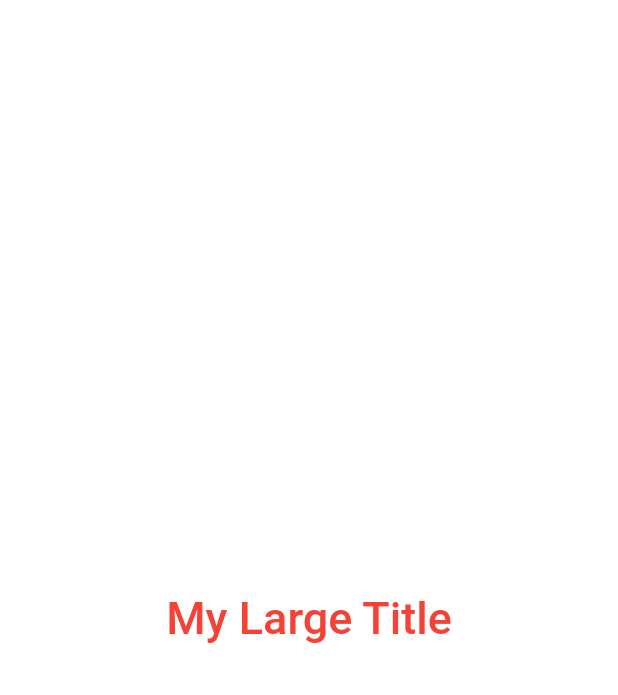
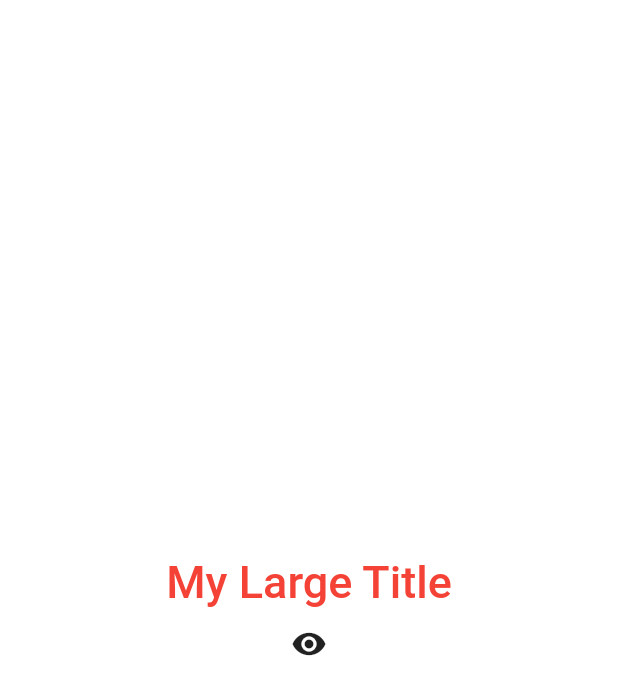
Before and after one commit to guraband/practice-flutter-for-beginners, a Flutter app: the screen it shows after launch, on a phone screen of 412 x 824 dp. Shown: the top 695 px of the screen. Run offline on Flutter 3.47's test engine with Material 2 defaults, Android fonts, the phone set to English and light mode, and no system bars.

```diff
--- a/lib/main.dart
+++ b/lib/main.dart
@@ -12,6 +12,14 @@ class MyWidget extends StatefulWidget {
 }
 
 class _MyWidgetState extends State<MyWidget> {
+  bool showTitle = true;
+
+  void toggleButton() {
+    setState(() {
+      showTitle = !showTitle;
+    });
+  }
+
   @override
   Widget build(BuildContext context) {
     return MaterialApp(
@@ -28,8 +36,14 @@ class _MyWidgetState extends State<MyWidget> {
         body: Center(
           child: Column(
             mainAxisAlignment: MainAxisAlignment.center,
-            children: const [
-              MyLargeTitle(),
+            children: [
+              showTitle ? const MyLargeTitle() : const Text("nothing"),
+              IconButton(
+                onPressed: toggleButton,
+                icon: showTitle
+                    ? const Icon(Icons.remove_red_eye)
+                    : const Icon(Icons.remove_red_eye_outlined),
+              )
             ],
           ),
         ),
@@ -38,13 +52,31 @@ class _MyWidgetState extends State<MyWidget> {
   }
 }
 
-class MyLargeTitle extends StatelessWidget {
+class MyLargeTitle extends StatefulWidget {
   const MyLargeTitle({
     super.key,
   });
 
   @override
+  State<MyLargeTitle> createState() => _MyLargeTitleState();
+}
+
+class _MyLargeTitleState extends State<MyLargeTitle> {
+  @override
+  void initState() {
+    print("initState");
+    super.initState();
+  }
+
+  @override
+  void dispose() {
+    print("dispose");
+    super.dispose();
+  }
+
+  @override
   Widget build(BuildContext context) {
+    print("build");
     return Text(
       "My Large Title",
       style: Theme.of(context).textTheme.titleLarge,
```
